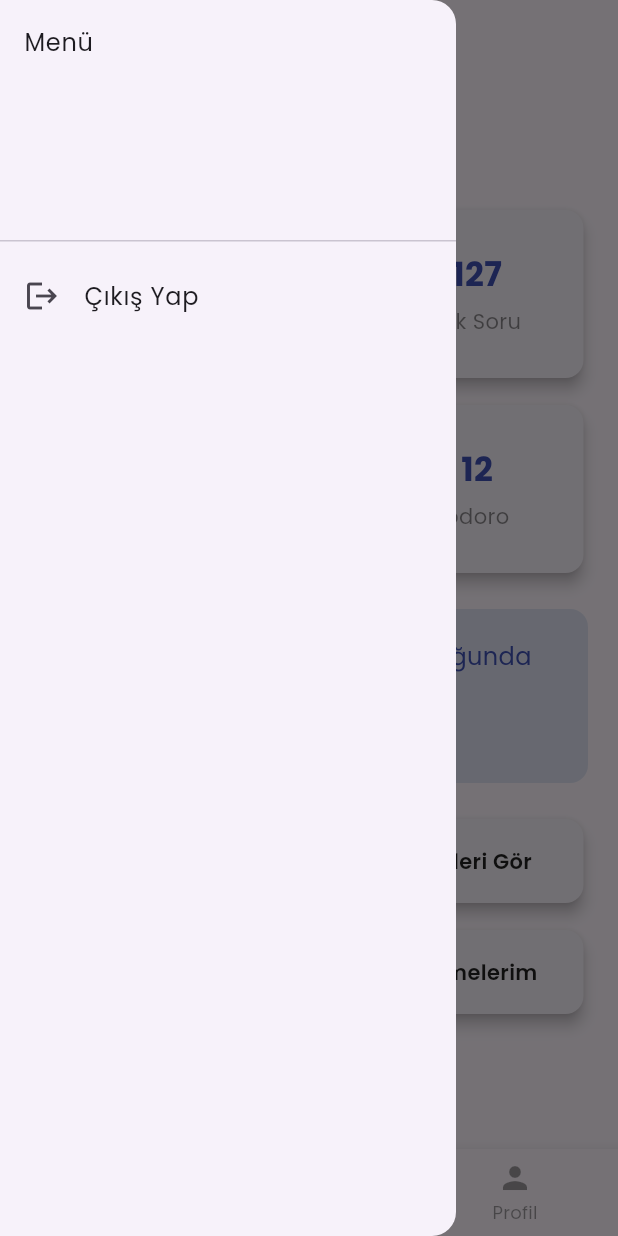
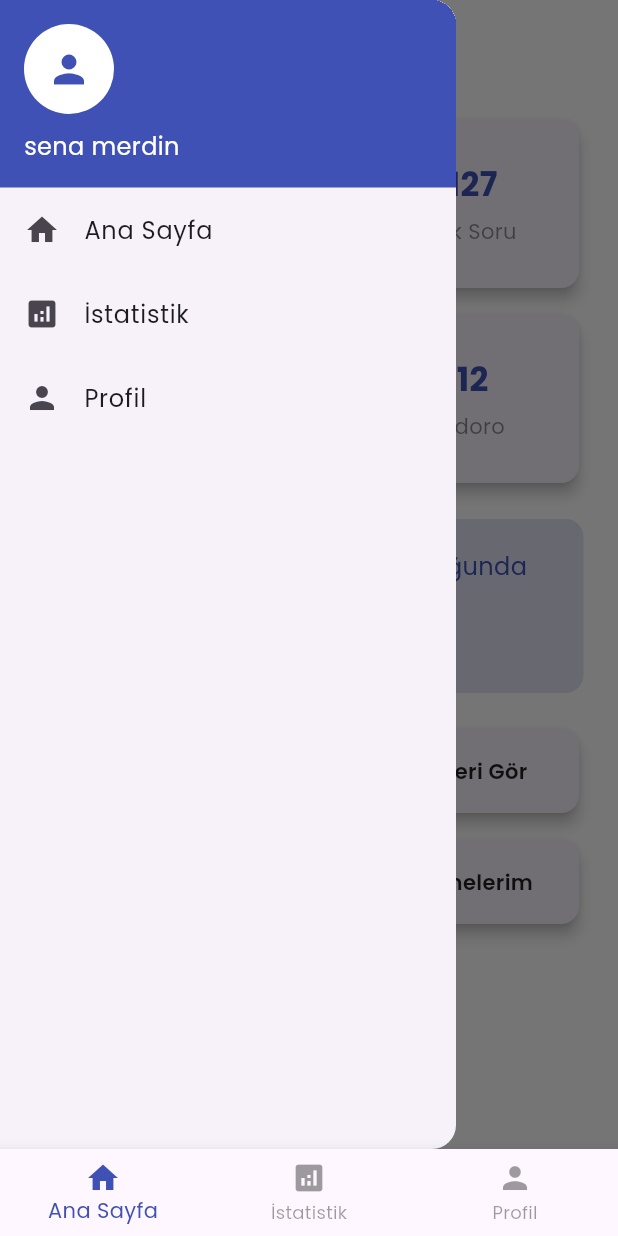
Before and after one commit to ssena-201903/student_track_app, a Flutter app: the screen it shows after launch, with the side drawer open, on a phone screen of 412 x 824 dp. Run offline on Flutter 3.47's test engine with Material 3 defaults, Android fonts, the phone set to English and light mode, and no system bars; our stand-ins replace google_fonts.

Commit message:
created custom drawer

```diff
--- a/lib/main.dart
+++ b/lib/main.dart
@@ -1,6 +1,5 @@
 import 'package:flutter/material.dart';
 import 'package:google_fonts/google_fonts.dart';
-import 'package:student_track/views/home/home_page.dart';
 import 'package:student_track/views/main_shell.dart';
 
 void main() {
@@ -14,7 +13,10 @@ class MyApp extends StatelessWidget {
   Widget build(BuildContext context) {
     return MaterialApp(
       debugShowCheckedModeBanner: false,
-      theme: ThemeData(textTheme: GoogleFonts.poppinsTextTheme()),
+      theme: ThemeData(
+        textTheme: GoogleFonts.poppinsTextTheme(),
+        primarySwatch: Colors.indigo,
+      ),
       home: MainShell(),
     );
   }
--- a/lib/views/analysis/analysis_page.dart
+++ b/lib/views/analysis/analysis_page.dart
@@ -1,18 +1,13 @@
+// analysis_page.dart
 import 'package:flutter/material.dart';
 
-class AnalysisPage extends StatefulWidget {
+class AnalysisPage extends StatelessWidget {
   const AnalysisPage({super.key});
 
   @override
-  State<AnalysisPage> createState() => _AnalysisPageState();
-}
-
-class _AnalysisPageState extends State<AnalysisPage> {
-  @override
   Widget build(BuildContext context) {
     return Scaffold(
-      appBar: AppBar(title: Text("Analiz Sayfası")),
-      body: Center(child: Text("sayfa 2")),
+      body: const Center(child: Text("sayfa 2")),
     );
   }
 }
--- a/lib/views/home/home_page.dart
+++ b/lib/views/home/home_page.dart
@@ -1,6 +1,8 @@
+// home_page.dart
 import 'package:flutter/material.dart';
 import 'package:student_track/helpers/data_helper.dart';
 import 'package:student_track/widgets/custom_text.dart';
+import 'package:student_track/widgets/custom_drawer.dart';
 
 class HomePage extends StatelessWidget {
   const HomePage({super.key});
@@ -13,25 +15,14 @@ class HomePage extends StatelessWidget {
 
     double deviceWidth = MediaQuery.of(context).size.width;
 
-    return SingleChildScrollView(
-      padding: const EdgeInsets.symmetric(horizontal: 16),
+    return Scaffold(
+      drawer: const CustomDrawer(),
+      appBar: AppBar(
+        title: Padding(
+          padding: const EdgeInsets.only(top: 10),
           child: Column(
-        crossAxisAlignment: CrossAxisAlignment.center,
-        children: [
-          const SizedBox(height: 20),
-          _buildAppBarTitle(),
-          _buildTopCards(firstCards),
-          _buildTodaySentence(todaySentence, deviceWidth),
-          _buildBottomCards(lastCards),
-          const SizedBox(height: 20),
-        ],
-      ),
-    );
-  }
-
-  Column _buildAppBarTitle() {
-    return Column(
             crossAxisAlignment: CrossAxisAlignment.start,
+            mainAxisAlignment: MainAxisAlignment.center,
             children: [
               Row(
                 children: [
@@ -69,6 +60,26 @@ class HomePage extends StatelessWidget {
               ),
               const SizedBox(height: 16),
             ],
+          ),
+        ),
+        backgroundColor: Colors.white,
+        foregroundColor: Colors.indigo,
+        elevation: 0,
+      ),
+      backgroundColor: Colors.white,
+      body: SingleChildScrollView(
+        padding: const EdgeInsets.symmetric(horizontal: 16),
+        child: Column(
+          crossAxisAlignment: CrossAxisAlignment.center,
+          children: [
+            const SizedBox(height: 20),
+            _buildTopCards(firstCards),
+            _buildTodaySentence(todaySentence, deviceWidth),
+            _buildBottomCards(lastCards),
+            const SizedBox(height: 20),
+          ],
+        ),
+      ),
     );
   }
 
--- a/lib/views/main_shell.dart
+++ b/lib/views/main_shell.dart
@@ -1,7 +1,9 @@
+// main_shell.dart
 import 'package:flutter/material.dart';
 import 'package:student_track/views/analysis/analysis_page.dart';
 import 'package:student_track/views/home/home_page.dart';
 import 'package:student_track/views/profile/profile_page.dart';
+import 'package:student_track/widgets/custom_drawer.dart';
 
 class MainShell extends StatefulWidget {
   const MainShell({super.key});
@@ -13,26 +15,16 @@ class MainShell extends StatefulWidget {
 class _MainShellState extends State<MainShell> {
   int _selectedIndex = 0;
 
-  final List<Widget> _pages = [HomePage(), AnalysisPage(), ProfilePage()];
+  final List<Widget> _pages = [
+    const HomePage(),
+    const AnalysisPage(),
+    const ProfilePage(),
+  ];
 
   @override
   Widget build(BuildContext context) {
     return Scaffold(
-      appBar: AppBar(title: Text("Student Track")),
-      drawer: Drawer(
-        child: ListView(
-          children: [
-            const DrawerHeader(child: Text("Menü")),
-            ListTile(
-              leading: Icon(Icons.logout),
-              title: Text("Çıkış Yap"),
-              onTap: () {
-                // logout işlemi
-              },
-            ),
-          ],
-        ),
-      ),
+      backgroundColor: Colors.white,
       body: _pages[_selectedIndex],
       bottomNavigationBar: BottomNavigationBar(
         currentIndex: _selectedIndex,
@@ -41,10 +33,7 @@ class _MainShellState extends State<MainShell> {
         onTap: (index) => setState(() => _selectedIndex = index),
         items: const [
           BottomNavigationBarItem(icon: Icon(Icons.home), label: "Ana Sayfa"),
-          BottomNavigationBarItem(
-            icon: Icon(Icons.analytics),
-            label: "İstatistik",
-          ),
+          BottomNavigationBarItem(icon: Icon(Icons.analytics), label: "İstatistik"),
           BottomNavigationBarItem(icon: Icon(Icons.person), label: "Profil"),
         ],
       ),
--- a/lib/views/profile/profile_page.dart
+++ b/lib/views/profile/profile_page.dart
@@ -1,4 +1,6 @@
+// profile_page.dart
 import 'package:flutter/material.dart';
+import 'package:student_track/widgets/custom_text.dart';
 
 class ProfilePage extends StatelessWidget {
   const ProfilePage({super.key});
@@ -6,27 +8,17 @@ class ProfilePage extends StatelessWidget {
   @override
   Widget build(BuildContext context) {
     return Scaffold(
-      appBar: AppBar(
-        title: const Text("Öğrenci Profili"),
-        centerTitle: true,
-        actions: [
-          IconButton(
-            icon: const Icon(Icons.edit),
-            onPressed: () {
-              // düzenleme ekranına geç
-            },
-          ),
-        ],
-      ),
+      backgroundColor: Colors.white,
       body: Padding(
         padding: const EdgeInsets.all(16),
         child: Column(
           children: [
+            CustomText(text: "Profilim", color: Colors.indigo, fontWeight: FontWeight.bold, fontSize: 20),
+            const SizedBox(height: 20),
             const CircleAvatar(
               radius: 50,
-              backgroundImage: AssetImage(
-                'assets/profile_placeholder.png',
-              ), // Profil resmi
+              backgroundColor: Colors.indigo,
+              child: Icon(Icons.person, size: 50, color: Colors.white),
             ),
             const SizedBox(height: 16),
             _buildInfoTile(title: "İsim", value: "Safiye Yılmaz"),
--- /dev/null
+++ b/lib/widgets/custom_drawer.dart
@@ -0,0 +1,43 @@
+// custom_drawer.dart
+import 'package:flutter/material.dart';
+import 'package:student_track/widgets/custom_text.dart';
+
+class CustomDrawer extends StatelessWidget {
+  const CustomDrawer({super.key});
+
+  @override
+  Widget build(BuildContext context) {
+    return Drawer(
+      child: ListView(
+        padding: EdgeInsets.zero,
+        children: [
+          Container(
+            padding: const EdgeInsets.all(16),
+            color: Colors.indigo,
+            child: Column(
+              crossAxisAlignment: CrossAxisAlignment.start, // sola hizalama
+              children: [
+                CircleAvatar(
+                  radius: 30,
+                  backgroundColor: Colors.white,
+                  child: Icon(Icons.person, size: 30, color: Colors.indigo),
+                ),
+                const SizedBox(height: 10),
+                const CustomText(
+                  text: "sena merdin",
+                  color: Colors.white,
+                  fontWeight: FontWeight.normal,
+                  fontSize: 16,
+                ),
+              ],
+            ),
+          ),
+
+          ListTile(leading: Icon(Icons.home), title: Text('Ana Sayfa')),
+          ListTile(leading: Icon(Icons.analytics), title: Text('İstatistik')),
+          ListTile(leading: Icon(Icons.person), title: Text('Profil')),
+        ],
+      ),
+    );
+  }
+}
```
Lines whose indentation alone changed are shown as unchanged.
